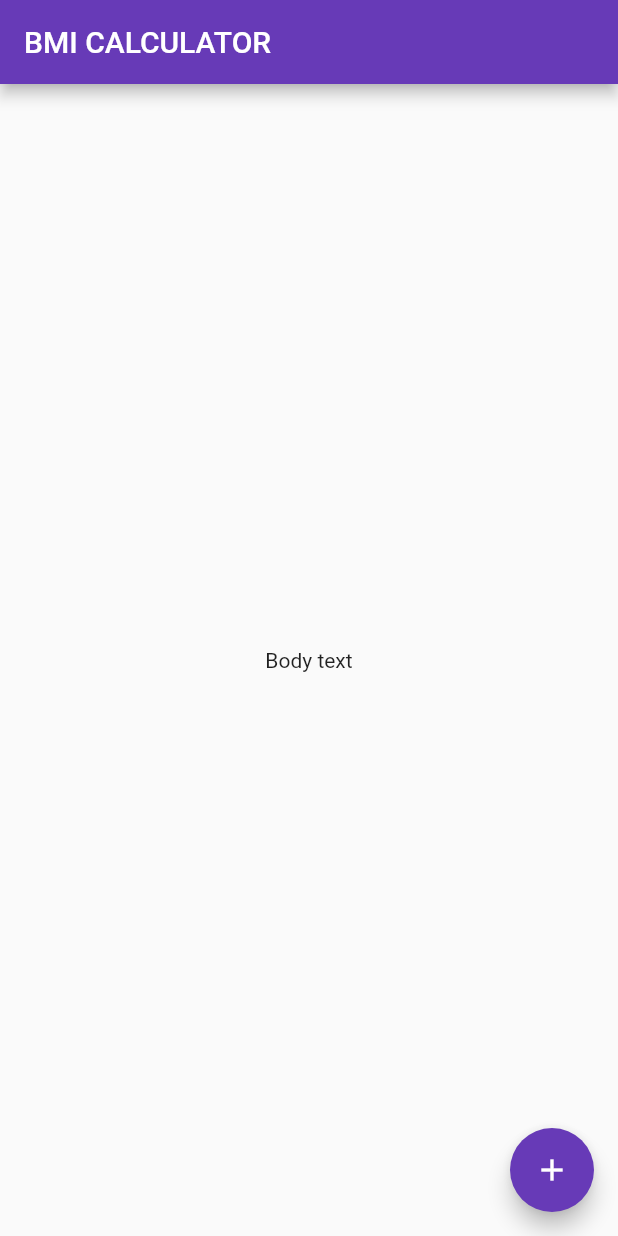
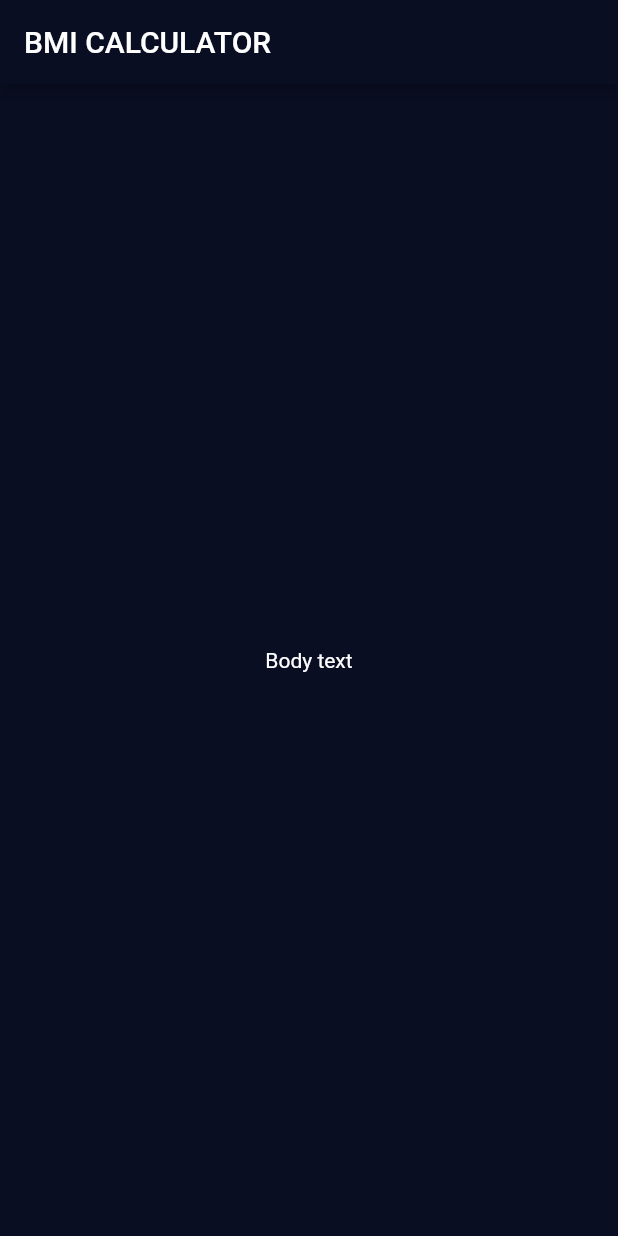
Before and after one commit to piotrstanny/flutter-bmi-calculator, a Flutter app: the screen it shows after launch, on a phone screen of 412 x 824 dp. Run offline on Flutter 3.47's test engine with Material 2 defaults, Android fonts, the phone set to English and light mode, and no system bars.

Commit message:
Add a theme and customize

```diff
--- a/lib/main.dart
+++ b/lib/main.dart
@@ -9,9 +9,9 @@ class MyApp extends StatelessWidget {
   @override
   Widget build(BuildContext context) {
     return MaterialApp(
-      theme: ThemeData(
-        primarySwatch: Colors.deepPurple,
-        visualDensity: VisualDensity.adaptivePlatformDensity,
+      theme: ThemeData.dark().copyWith(
+        primaryColor: Color(0xFF0A0E23),
+        scaffoldBackgroundColor: Color(0xFF0A0E23),
       ),
       home: InputPage(),
     );
@@ -34,9 +34,6 @@ class _InputPageState extends State<InputPage> {
       body: Center(
         child: Text('Body text'),
       ),
-      floatingActionButton: FloatingActionButton(
-        child: Icon(Icons.add),
-      ),
     );
   }
 }
```
